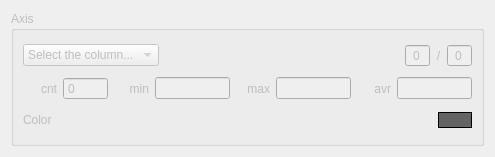
Above: DescriptorsWidget/axissettingswidget.ui from gurmaaan/DescriptorsView before the change. Below: the same form after it.
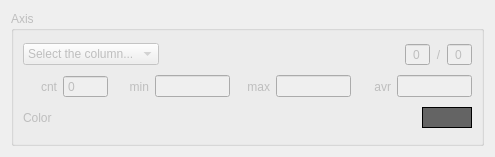
That is the form after the change.

Commit message: Пофикшена проблема с нажатием кнопки цвета? сейчас проблема интерпретации строки стиля

Diff of the .ui file:
```diff
--- a/DescriptorsWidget/axissettingswidget.ui
+++ b/DescriptorsWidget/axissettingswidget.ui
@@ -264,26 +264,19 @@
          </spacer>
         </item>
         <item>
-         <widget class="QPushButton" name="colorBtn">
-          <property name="enabled">
-           <bool>false</bool>
-          </property>
-          <property name="sizePolicy">
-           <sizepolicy hsizetype="Minimum" vsizetype="Maximum">
-            <horstretch>0</horstretch>
-            <verstretch>0</verstretch>
-           </sizepolicy>
+         <widget class="QToolButton" name="clrBtn">
+          <property name="minimumSize">
+           <size>
+            <width>50</width>
+            <height>0</height>
+           </size>
           </property>
           <property name="styleSheet">
-           <string notr="true">border: 1px solid black;
-background-color: rgb(100, 100, 100);</string>
+           <string notr="true">border: 1px solid black; background-color: rgb(100, 100, 100);</string>
           </property>
           <property name="text">
            <string/>
           </property>
-          <property name="flat">
-           <bool>true</bool>
-          </property>
          </widget>
         </item>
        </layout>
```
The commit also changes 4 other files.
